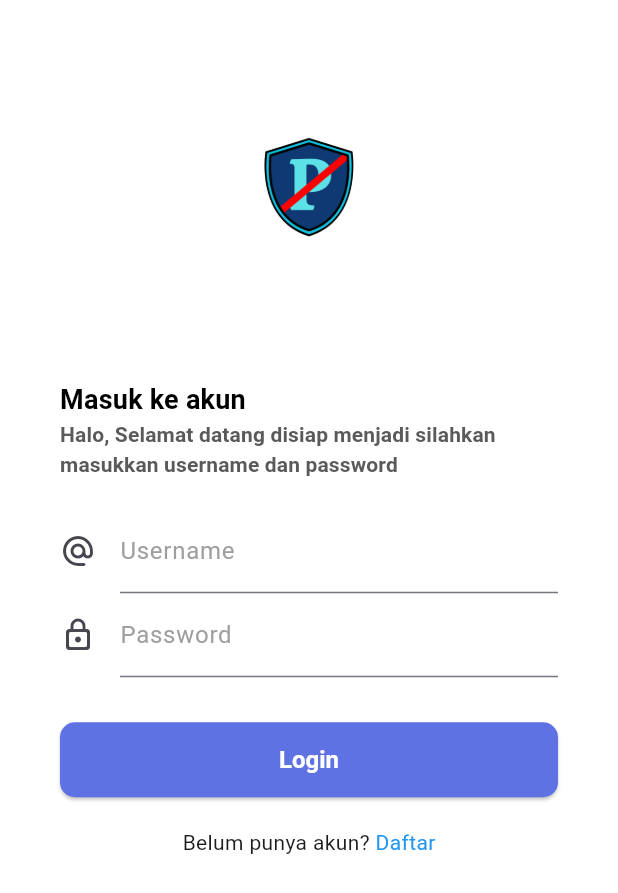
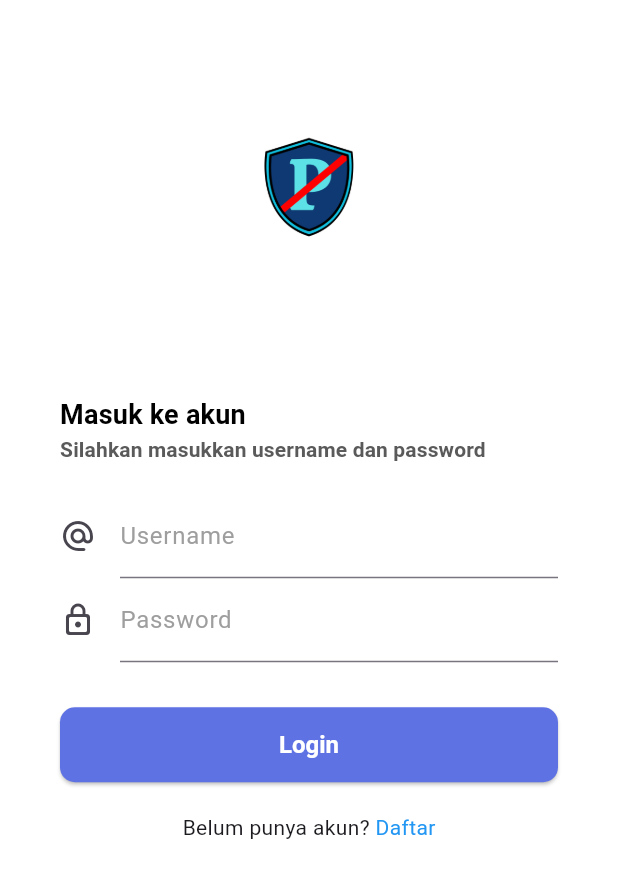
Before and after one commit to GedeYudaAditya/siap, a Flutter app: the screen it shows after launch, on a phone screen of 412 x 824 dp. Shown: the top 893 px of the screen. Run offline on Flutter 3.47's test engine with Material 3 defaults, Android fonts, the phone set to English and light mode, and no system bars; drawn by our look-alikes of showcaseview; our stand-ins replace device_info_plus, just_audio, shared_preferences.

Commit message:
Perubahan sapaan di awal

```diff
--- a/lib/src/screens/login_screen.dart
+++ b/lib/src/screens/login_screen.dart
@@ -50,7 +50,7 @@ class _LoginScreenState extends State<LoginScreen> {
                           Container(
                             alignment: Alignment.centerLeft,
                             child: Text(
-                                'Halo, Selamat datang disiap menjadi silahkan masukkan username dan password',
+                                'Silahkan masukkan username dan password',
                                 style: Theme.of(context).textTheme.titleSmall),
                           ),
                           const SizedBox(height: 20),
```
